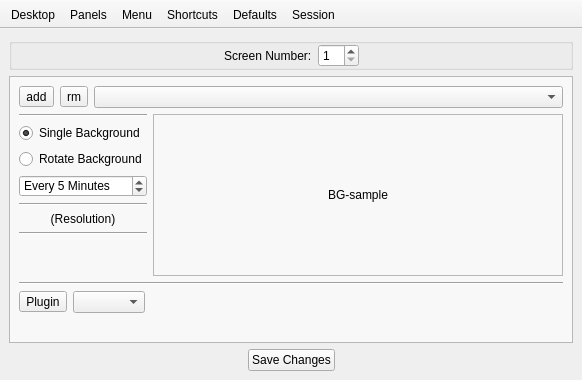
Above: lumina/lumina-config/mainUI.ui from trueos/pcbsd before the change. Below: the same form after it.
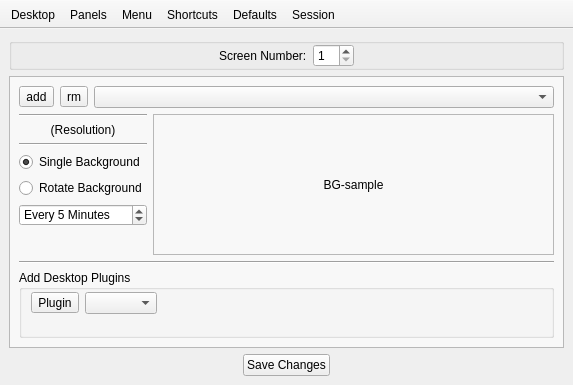
That is the form after the change. The open tabs and pages were chosen to show the change.

Commit message: Update lumina-config to support changing the current session options, and fix up a couple bugs with detecting the default screen and such.

```diff
--- a/lumina/lumina-config/mainUI.ui
+++ b/lumina/lumina-config/mainUI.ui
@@ -9,8 +9,8 @@
    <rect>
     <x>0</x>
     <y>0</y>
-    <width>582</width>
-    <height>380</height>
+    <width>573</width>
+    <height>385</height>
    </rect>
   </property>
   <property name="windowTitle">
@@ -130,6 +130,26 @@
               </property>
              </widget>
             </item>
+            <item>
+             <widget class="QLabel" name="label_desk_res">
+              <property name="text">
+               <string notr="true">(Resolution)</string>
+              </property>
+              <property name="alignment">
+               <set>Qt::AlignCenter</set>
+              </property>
+              <property name="wordWrap">
+               <bool>false</bool>
+              </property>
+             </widget>
+            </item>
+            <item>
+             <widget class="Line" name="line_2">
+              <property name="orientation">
+               <enum>Qt::Horizontal</enum>
+              </property>
+             </widget>
+            </item>
             <item>
              <widget class="QRadioButton" name="radio_desk_single">
               <property name="text">
@@ -166,33 +186,6 @@
               </property>
              </widget>
             </item>
-            <item>
-             <widget class="Line" name="line_2">
-              <property name="orientation">
-               <enum>Qt::Horizontal</enum>
-              </property>
-             </widget>
-            </item>
-            <item>
-             <widget class="QLabel" name="label_desk_res">
-              <property name="text">
-               <string notr="true">(Resolution)</string>
-              </property>
-              <property name="alignment">
-               <set>Qt::AlignCenter</set>
-              </property>
-              <property name="wordWrap">
-               <bool>false</bool>
-              </property>
-             </widget>
-            </item>
-            <item>
-             <widget class="Line" name="line_3">
-              <property name="orientation">
-               <enum>Qt::Horizontal</enum>
-              </property>
-             </widget>
-            </item>
             <item>
              <spacer name="verticalSpacer">
               <property name="orientation">
@@ -240,6 +233,18 @@
          </widget>
         </item>
         <item>
+         <widget class="QGroupBox" name="groupBox">
+          <property name="title">
+           <string>Add Desktop Plugins</string>
+          </property>
+          <layout class="QVBoxLayout" name="verticalLayout_6">
+           <property name="topMargin">
+            <number>2</number>
+           </property>
+           <property name="bottomMargin">
+            <number>1</number>
+           </property>
+           <item>
          <layout class="QHBoxLayout" name="horizontalLayout_3">
           <item>
            <widget class="QToolButton" name="tool_desk_addplug">
@@ -288,6 +293,9 @@
         </item>
        </layout>
       </widget>
+        </item>
+       </layout>
+      </widget>
       <widget class="QWidget" name="page_panels">
        <layout class="QGridLayout" name="gridLayout_panels">
         <property name="sizeConstraint">
```
Left out of the diff: 72 changed lines with no effect on the pictures. Lines whose indentation alone changed are shown as unchanged. The commit also changes 2 other files.
